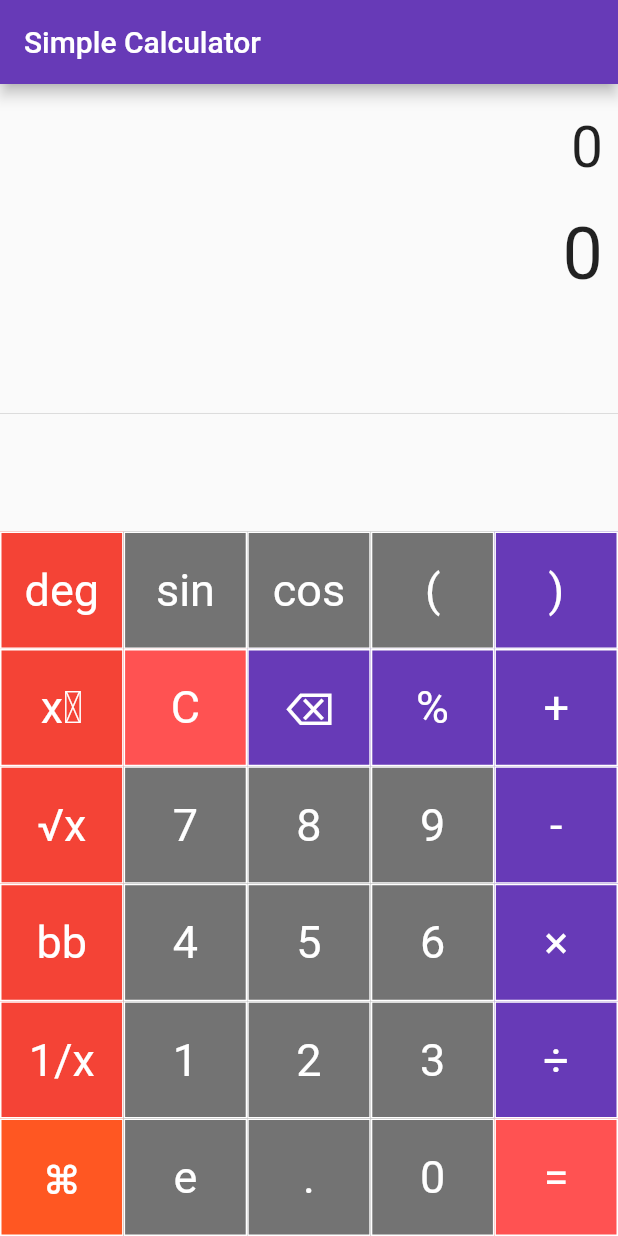
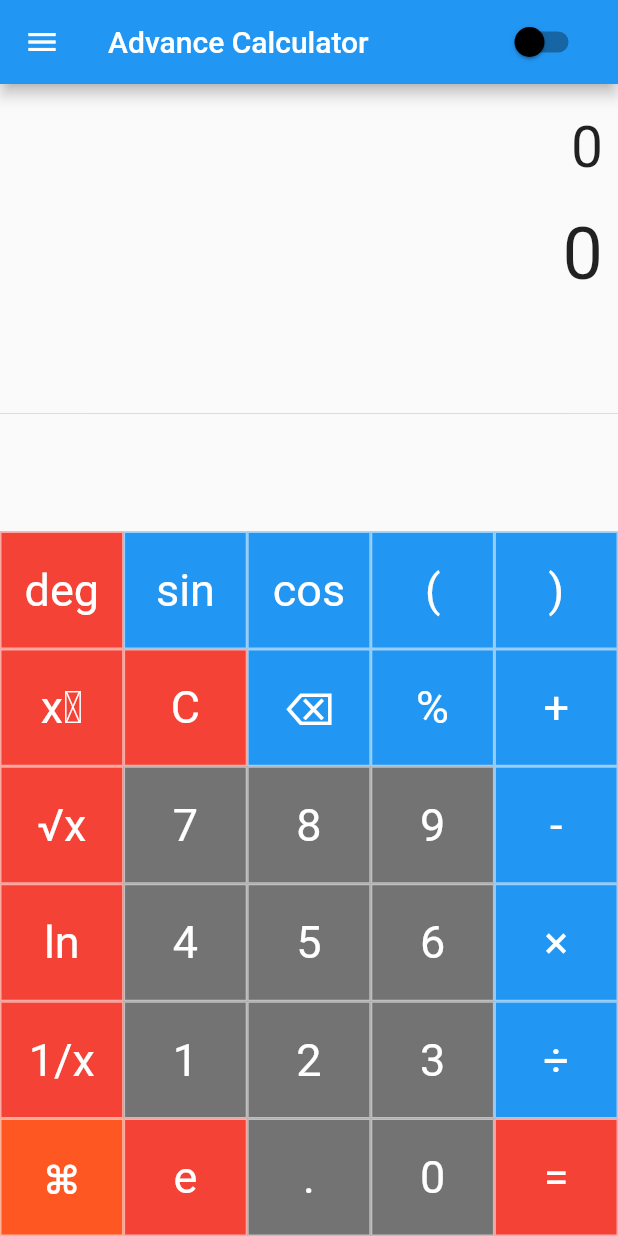
Before and after one commit to manishmeshram51/calculatorapp, a Flutter app: the screen it shows after launch, on a phone screen of 412 x 824 dp. Run offline on Flutter 3.47's test engine with Material 2 defaults, Android fonts, the phone set to English and light mode, and no system bars; our stand-ins replace dynamic_theme, math_expressions.

Commit message:
major changes have made after the last commit .
solved issue
1) percentage button
2) reciprocal
3) square root

added faetures
1) ln button
2) button positioning and colors
3) added dark mode with dependeancy

issues that are not resolved yet
1) if recriprocal and sqroot button pressed first then it gets typed
   same as text.

```diff
--- a/lib/main.dart
+++ b/lib/main.dart
@@ -1,6 +1,6 @@
 import 'package:flutter/material.dart';
 import 'package:math_expressions/math_expressions.dart';
-import 'dart:math';
+import 'package:dynamic_theme/dynamic_theme.dart';
 
 void main() {
   runApp(MyApp());
@@ -10,16 +10,20 @@ class MyApp extends StatelessWidget {
   // This widget is the root of your application.
   @override
   Widget build(BuildContext context) {
-    return MaterialApp(
-      title: 'Calculator App',
-      debugShowCheckedModeBanner: false,
-      theme: ThemeData(
-        primarySwatch: Colors.deepPurple,
-        brightness: Brightness.light,
-        visualDensity: VisualDensity.adaptivePlatformDensity,
-      ),
-      home: SimpleCalculator(),
-    );
+    return new DynamicTheme(
+        defaultBrightness: Brightness.light,
+        data: (brightness) => new ThemeData(
+              primarySwatch: Colors.blue,
+              brightness: brightness,
+            ),
+        themedWidgetBuilder: (context, theme) {
+          return new MaterialApp(
+            title: 'Calculator App',
+            theme: theme,
+            debugShowCheckedModeBanner: false,
+            home: SimpleCalculator(),
+          );
+        });
   }
 }
 
@@ -38,6 +42,7 @@ class _SimpleCalculatorState extends State<SimpleCalculator> {
   String angleUnit = "deg"; //can be rad or deg
 
   bool _test = true;
+  bool _darkMode = false;
 
   buttonPressed(String buttonText) {
     setState(() {
@@ -80,17 +85,12 @@ class _SimpleCalculatorState extends State<SimpleCalculator> {
         expression = expression.replaceAll('÷', '/');
         expression = expression.replaceAll('e', '2.71828183 * 1');
 
-        // *  for expo
-        // * expression = "0^0";
-
-        // expression = "2^-1";
-
-        // cos 30 deg
-        // expression = "cos(30 * 0.01745329251";
-        // expression = "Asin(0.5)";
-        if (angleUnit == "deg") {
+        if ((angleUnit == "deg" && expression.contains('sin')) ||
+            (angleUnit == "deg" && expression.contains('cos'))) {
           expression = expression.replaceAll(')', ' * 0.01745329251 )');
         }
+        // expression = "ln(50)";
+        print(expression);
         try {
           Parser p = new Parser();
           Expression exp = p.parse(expression);
@@ -135,7 +135,7 @@ class _SimpleCalculatorState extends State<SimpleCalculator> {
         shape: RoundedRectangleBorder(
           borderRadius: BorderRadius.circular(0.0),
           side: BorderSide(
-              color: Colors.white, width: 1.0, style: BorderStyle.solid),
+              color: Colors.white54, width: 1.0, style: BorderStyle.solid),
         ),
         // todo padding logic
         padding: EdgeInsets.all(12.0),
@@ -143,9 +143,7 @@ class _SimpleCalculatorState extends State<SimpleCalculator> {
         child: Text(
           buttonText,
           style: TextStyle(
-              fontSize: 30.0,
-              fontWeight: FontWeight.normal,
-              color: Colors.white),
+              fontSize: 30.0, fontWeight: FontWeight.w400, color: Colors.white),
         ),
       ),
     );
@@ -157,7 +155,31 @@ class _SimpleCalculatorState extends State<SimpleCalculator> {
       // * return advanced calc options
       return Scaffold(
         appBar: AppBar(
-          title: Text("Simple Calculator"),
+          title: Text("Advance Calculator"),
+          leading: GestureDetector(
+            onTap: () {/* Write listener code here */},
+            child: Icon(
+              Icons.menu, // add custom icons also
+            ),
+          ),
+          actions: <Widget>[
+            Padding(
+                padding: EdgeInsets.only(right: 20.0),
+                child: Switch(
+                    activeColor: Colors.blue,
+                    inactiveThumbColor: Colors.black,
+                    value: _darkMode,
+                    onChanged: (value) {
+                      setState(() {
+                        DynamicTheme.of(context).setBrightness(
+                            Theme.of(context).brightness == Brightness.dark
+                                ? Brightness.light
+                                : Brightness.dark);
+                        _darkMode = value;
+                        print(_darkMode);
+                      });
+                    })),
+          ],
         ),
         body: new Column(
           children: <Widget>[
@@ -201,7 +223,7 @@ class _SimpleCalculatorState extends State<SimpleCalculator> {
                       ]),
                       TableRow(children: [
                         // ! row
-                        buildButton("bb", 1 * 0.095, Colors.red),
+                        buildButton("ln", 1 * 0.095, Colors.red),
                       ]),
                       TableRow(children: [
                         // ! row
@@ -220,15 +242,15 @@ class _SimpleCalculatorState extends State<SimpleCalculator> {
                     children: [
                       TableRow(children: [
                         // ! row
-                        buildButton("sin", 1 * 0.095, Colors.black54),
-                        buildButton("cos", 1 * 0.095, Colors.black54),
-                        buildButton("(", 1 * 0.095, Colors.black54),
+                        buildButton("sin", 1 * 0.095, Colors.blue),
+                        buildButton("cos", 1 * 0.095, Colors.blue),
+                        buildButton("(", 1 * 0.095, Colors.blue),
                       ]),
                       TableRow(children: [
                         // ! row
-                        buildButton("C", 1 * 0.095, Colors.redAccent),
-                        buildButton("⌫", 1 * 0.095, Colors.deepPurple),
-                        buildButton("%", 1 * 0.095, Colors.deepPurple),
+                        buildButton("C", 1 * 0.095, Colors.red),
+                        buildButton("⌫", 1 * 0.095, Colors.blue),
+                        buildButton("%", 1 * 0.095, Colors.blue),
                       ]),
                       TableRow(children: [
                         // ! row
@@ -250,7 +272,7 @@ class _SimpleCalculatorState extends State<SimpleCalculator> {
                       ]),
                       TableRow(children: [
                         // ! row
-                        buildButton("e", 1 * 0.095, Colors.black54),
+                        buildButton("e", 1 * 0.095, Colors.red),
                         buildButton(".", 1 * 0.095, Colors.black54),
                         buildButton("0", 1 * 0.095, Colors.black54),
                       ]),
@@ -262,22 +284,22 @@ class _SimpleCalculatorState extends State<SimpleCalculator> {
                   child: Table(
                     children: [
                       TableRow(children: [
-                        buildButton(")", 1 * 0.095, Colors.deepPurple),
+                        buildButton(")", 1 * 0.095, Colors.blue),
                       ]),
                       TableRow(children: [
-                        buildButton("+", 1 * 0.095, Colors.deepPurple),
+                        buildButton("+", 1 * 0.095, Colors.blue),
                       ]),
                       TableRow(children: [
-                        buildButton("-", 1 * 0.095, Colors.deepPurple),
+                        buildButton("-", 1 * 0.095, Colors.blue),
                       ]),
                       TableRow(children: [
-                        buildButton("×", 1 * 0.095, Colors.deepPurple),
+                        buildButton("×", 1 * 0.095, Colors.blue),
                       ]),
                       TableRow(children: [
-                        buildButton("÷", 1 * 0.095, Colors.deepPurple),
+                        buildButton("÷", 1 * 0.095, Colors.blue),
                       ]),
                       TableRow(children: [
-                        buildButton("=", 1 * 0.095, Colors.redAccent),
+                        buildButton("=", 1 * 0.095, Colors.red),
                       ]),
                     ],
                   ),
@@ -292,7 +314,32 @@ class _SimpleCalculatorState extends State<SimpleCalculator> {
     else {
       return Scaffold(
         appBar: AppBar(
-          title: Text("Simple Calculator"),
+          title: Text("Advance Calculator"),
+          leading: GestureDetector(
+            onTap: () {/* Write listener code here */},
+            child: Icon(
+              Icons.menu, // add custom icons also
+            ),
+          ),
+          actions: <Widget>[
+            Padding(
+                padding: EdgeInsets.only(right: 20.0),
+                child: Switch(
+                    activeColor: Colors.blue,
+                    inactiveThumbColor: Colors.black,
+                    value: _darkMode,
+                    onChanged: (value) {
+                      // * here is dark mode logic using package
+                      setState(() {
+                        DynamicTheme.of(context).setBrightness(
+                            Theme.of(context).brightness == Brightness.dark
+                                ? Brightness.light
+                                : Brightness.dark);
+                        _darkMode = value;
+                        // print(_darkMode);
+                      });
+                    })),
+          ],
         ),
         body: new Column(
           children: <Widget>[
@@ -324,9 +371,9 @@ class _SimpleCalculatorState extends State<SimpleCalculator> {
                     children: [
                       TableRow(children: [
                         // ! row
-                        buildButton("C", 0.1, Colors.redAccent),
-                        buildButton("⌫", 0.1, Colors.deepPurple),
-                        buildButton("%", 0.1, Colors.deepPurple),
+                        buildButton("C", 0.1, Colors.red),
+                        buildButton("⌫", 0.1, Colors.blue),
+                        buildButton("%", 0.1, Colors.blue),
                       ]),
                       TableRow(children: [
                         // ! row
@@ -360,19 +407,19 @@ class _SimpleCalculatorState extends State<SimpleCalculator> {
                   child: Table(
                     children: [
                       TableRow(children: [
-                        buildButton("+", 0.1, Colors.deepPurple),
+                        buildButton("+", 0.1, Colors.blue),
                       ]),
                       TableRow(children: [
-                        buildButton("-", 0.1, Colors.deepPurple),
+                        buildButton("-", 0.1, Colors.blue),
                       ]),
                       TableRow(children: [
-                        buildButton("×", 0.1, Colors.deepPurple),
+                        buildButton("×", 0.1, Colors.blue),
                       ]),
                       TableRow(children: [
-                        buildButton("÷", 0.1, Colors.deepPurple),
+                        buildButton("÷", 0.1, Colors.blue),
                       ]),
                       TableRow(children: [
-                        buildButton("=", 0.1, Colors.redAccent),
+                        buildButton("=", 0.1, Colors.red),
                       ])
                     ],
                   ),
--- a/lib/test.dart
+++ b/lib/test.dart
@@ -7,13 +7,15 @@ void main() {
 
 class MyApp extends StatelessWidget {
   // This widget is the root of your application.
+
+  // * old theme
   @override
   Widget build(BuildContext context) {
     return MaterialApp(
       title: 'Calculator App',
       debugShowCheckedModeBanner: false,
       theme: ThemeData(
-        primarySwatch: Colors.deepPurple,
+        primarySwatch: Colors.blue,
         brightness: Brightness.light,
         visualDensity: VisualDensity.adaptivePlatformDensity,
       ),
@@ -21,6 +23,33 @@ class MyApp extends StatelessWidget {
     );
   }
 }
+
+
+
+// ? testing new thing
+@override
+  Widget build(BuildContext context) {
+    return new DynamicTheme(
+        defaultBrightness: Brightness.light,
+        data: (brightness) => new ThemeData(
+              primarySwatch: Colors.indigo,
+              brightness: brightness,
+            ),
+        themedWidgetBuilder: (context, theme) {
+          return new MaterialApp(
+            title: 'Calculator App',
+            debugShowCheckedModeBanner: false,
+            theme: ThemeData(
+              primarySwatch: Colors.blue,
+              brightness: Brightness.light,
+              visualDensity: VisualDensity.adaptivePlatformDensity,
+            ),
+            home: SimpleCalculator(),
+          );
+        });
+  }
+}
+
 
 class SimpleCalculator extends StatefulWidget {
   @override
--- a/pubspec.yaml
+++ b/pubspec.yaml
@@ -29,6 +29,7 @@ dependencies:
   # Use with the CupertinoIcons class for iOS style icons.
   cupertino_icons: ^0.1.3
   math_expressions: ^2.0.0
+  dynamic_theme: ^1.0.1
 
 dev_dependencies:
   flutter_test:
```
Also changed, not shown: pubspec.lock.
